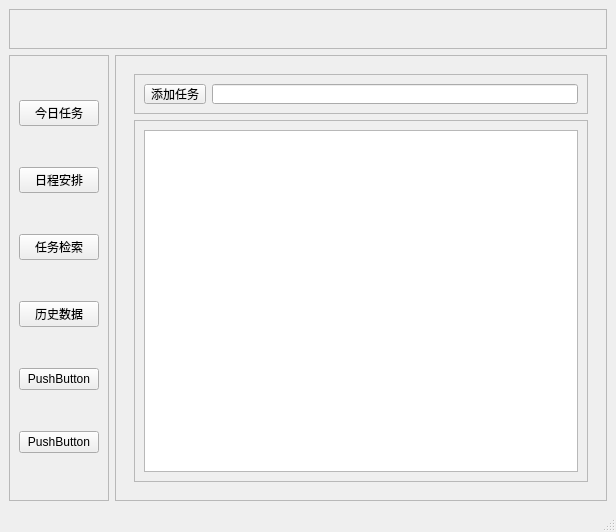
Qt form pro/untitled.ui (cjj826/BUAA_2022_Python_XHZZ) before a commit.
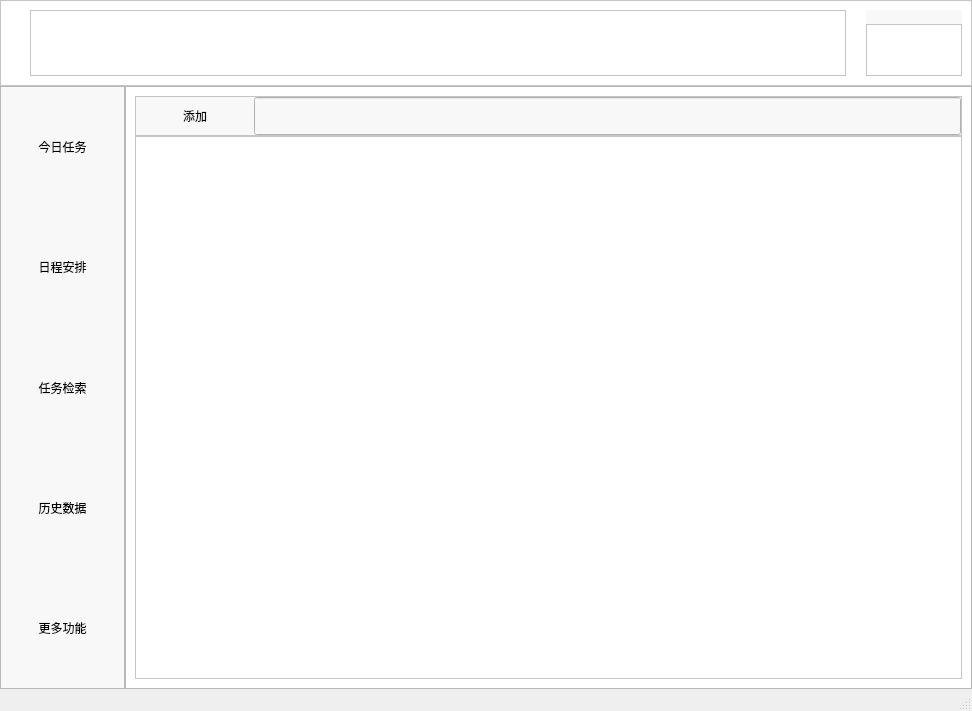
The same form after that commit. The open tabs and pages were chosen to show the change. Icons and pictures are not drawn.

```diff
--- a/pro/untitled.ui
+++ b/pro/untitled.ui
@@ -6,21 +6,42 @@
    <rect>
     <x>0</x>
     <y>0</y>
-    <width>616</width>
-    <height>532</height>
+    <width>972</width>
+    <height>711</height>
    </rect>
   </property>
+  <property name="sizePolicy">
+   <sizepolicy hsizetype="Expanding" vsizetype="Expanding">
+    <horstretch>0</horstretch>
+    <verstretch>0</verstretch>
+   </sizepolicy>
+  </property>
   <property name="windowTitle">
    <string>MainWindow</string>
   </property>
   <widget class="QWidget" name="centralwidget">
    <layout class="QHBoxLayout" name="horizontalLayout_2">
+    <property name="leftMargin">
+     <number>0</number>
+    </property>
+    <property name="topMargin">
+     <number>0</number>
+    </property>
+    <property name="rightMargin">
+     <number>0</number>
+    </property>
+    <property name="bottomMargin">
+     <number>0</number>
+    </property>
     <item>
-     <layout class="QVBoxLayout" name="verticalLayout">
+     <layout class="QVBoxLayout" name="verticalLayout" stretch="1,7">
+      <property name="spacing">
+       <number>0</number>
+      </property>
       <item>
        <widget class="QFrame" name="frame_3">
         <property name="sizePolicy">
-         <sizepolicy hsizetype="Expanding" vsizetype="Preferred">
+         <sizepolicy hsizetype="Expanding" vsizetype="Expanding">
           <horstretch>0</horstretch>
           <verstretch>0</verstretch>
          </sizepolicy>
@@ -34,19 +55,242 @@
         <property name="maximumSize">
          <size>
           <width>16777215</width>
-          <height>40</height>
+          <height>100</height>
          </size>
         </property>
+        <property name="autoFillBackground">
+         <bool>false</bool>
+        </property>
+        <property name="styleSheet">
+         <string notr="true">background-color: rgb(255, 255, 255);</string>
+        </property>
         <property name="frameShape">
          <enum>QFrame::StyledPanel</enum>
         </property>
         <property name="frameShadow">
          <enum>QFrame::Raised</enum>
         </property>
+        <layout class="QHBoxLayout" name="horizontalLayout_10">
+         <item>
+          <layout class="QHBoxLayout" name="horizontalLayout_9" stretch="1,40,1,1">
+           <property name="spacing">
+            <number>0</number>
+           </property>
+           <item>
+            <widget class="QLabel" name="label_5">
+             <property name="sizePolicy">
+              <sizepolicy hsizetype="Expanding" vsizetype="Expanding">
+               <horstretch>0</horstretch>
+               <verstretch>0</verstretch>
+              </sizepolicy>
+             </property>
+             <property name="maximumSize">
+              <size>
+               <width>200</width>
+               <height>100</height>
+              </size>
+             </property>
+             <property name="text">
+              <string/>
+             </property>
+             <property name="pixmap">
+              <pixmap>../res/logo-1.png</pixmap>
+             </property>
+             <property name="scaledContents">
+              <bool>true</bool>
+             </property>
+            </widget>
+           </item>
+           <item>
+            <widget class="QFrame" name="frame_10">
+             <property name="frameShape">
+              <enum>QFrame::StyledPanel</enum>
+             </property>
+             <property name="frameShadow">
+              <enum>QFrame::Raised</enum>
+             </property>
+            </widget>
+           </item>
+           <item>
+            <widget class="QLabel" name="label_6">
+             <property name="enabled">
+              <bool>true</bool>
+             </property>
+             <property name="sizePolicy">
+              <sizepolicy hsizetype="Expanding" vsizetype="Expanding">
+               <horstretch>0</horstretch>
+               <verstretch>0</verstretch>
+              </sizepolicy>
+             </property>
+             <property name="minimumSize">
+              <size>
+               <width>0</width>
+               <height>0</height>
+              </size>
+             </property>
+             <property name="maximumSize">
+              <size>
+               <width>300</width>
+               <height>100</height>
+              </size>
+             </property>
+             <property name="mouseTracking">
+              <bool>false</bool>
+             </property>
+             <property name="toolTipDuration">
+              <number>-1</number>
+             </property>
+             <property name="text">
+              <string/>
+             </property>
+             <property name="pixmap">
+              <pixmap>../res/胡歌2.png</pixmap>
+             </property>
+             <property name="scaledContents">
+              <bool>true</bool>
+             </property>
+            </widget>
+           </item>
+           <item>
+            <layout class="QVBoxLayout" name="verticalLayout_8" stretch="1,5">
+             <item>
+              <layout class="QHBoxLayout" name="horizontalLayout_8">
+               <item>
+                <widget class="QPushButton" name="pushButton_6">
+                 <property name="sizePolicy">
+                  <sizepolicy hsizetype="Expanding" vsizetype="Expanding">
+                   <horstretch>0</horstretch>
+                   <verstretch>0</verstretch>
+                  </sizepolicy>
+                 </property>
+                 <property name="maximumSize">
+                  <size>
+                   <width>16777215</width>
+                   <height>100</height>
+                  </size>
+                 </property>
+                 <property name="styleSheet">
+                  <string notr="true">QPushButton{
+	font-family:微软雅黑;
+	background-color: rgb(248, 248, 248);
+	border: none;
+}
+QPushButton:hover{
+	font-family:微软雅黑;
+	background-color: rgb(233, 237, 238);
+	border: none;
+}
+QPushButton:pressed{
+	font-family:微软雅黑;
+	background-color: rgb(233, 237, 238);
+	border: none;
+}
+</string>
+                 </property>
+                 <property name="text">
+                  <string/>
+                 </property>
+                 <property name="icon">
+                  <iconset>
+                   <normaloff>../res/窗口最小化.png</normaloff>../res/窗口最小化.png</iconset>
+                 </property>
+                </widget>
+               </item>
+               <item>
+                <widget class="QPushButton" name="pushButton_7">
+                 <property name="sizePolicy">
+                  <sizepolicy hsizetype="Expanding" vsizetype="Expanding">
+                   <horstretch>0</horstretch>
+                   <verstretch>0</verstretch>
+                  </sizepolicy>
+                 </property>
+                 <property name="styleSheet">
+                  <string notr="true">QPushButton{
+	font-family:微软雅黑;
+	background-color: rgb(248, 248, 248);
+	border: none;
+}
+QPushButton:hover{
+	font-family:微软雅黑;
+	background-color: rgb(233, 237, 238);
+	border: none;
+}
+QPushButton:pressed{
+	font-family:微软雅黑;
+	background-color: rgb(233, 237, 238);
+	border: none;
+}</string>
+                 </property>
+                 <property name="text">
+                  <string/>
+                 </property>
+                 <property name="icon">
+                  <iconset>
+                   <normaloff>../res/窗口最大化.png</normaloff>../res/窗口最大化.png</iconset>
+                 </property>
+                </widget>
+               </item>
+               <item>
+                <widget class="QPushButton" name="pushButton_8">
+                 <property name="sizePolicy">
+                  <sizepolicy hsizetype="Expanding" vsizetype="Expanding">
+                   <horstretch>0</horstretch>
+                   <verstretch>0</verstretch>
+                  </sizepolicy>
+                 </property>
+                 <property name="styleSheet">
+                  <string notr="true">QPushButton{
+	font-family:微软雅黑;
+	background-color: rgb(248, 248, 248);
+	border: none;
+}
+QPushButton:hover{
+	font-family:微软雅黑;
+	background-color: rgb(233, 237, 238);
+	border: none;
+}
+QPushButton:pressed{
+	font-family:微软雅黑;
+	background-color: rgb(233, 237, 238);
+	border: none;
+}</string>
+                 </property>
+                 <property name="text">
+                  <string/>
+                 </property>
+                 <property name="icon">
+                  <iconset>
+                   <normaloff>../res/退出.png</normaloff>../res/退出.png</iconset>
+                 </property>
+                </widget>
+               </item>
+              </layout>
+             </item>
+             <item>
+              <widget class="QFrame" name="frame_11">
+               <property name="frameShape">
+                <enum>QFrame::StyledPanel</enum>
+               </property>
+               <property name="frameShadow">
+                <enum>QFrame::Raised</enum>
+               </property>
+              </widget>
+             </item>
+            </layout>
+           </item>
+          </layout>
+         </item>
+        </layout>
        </widget>
       </item>
       <item>
-       <layout class="QHBoxLayout" name="horizontalLayout">
+       <layout class="QHBoxLayout" name="horizontalLayout" stretch="0,0">
+        <property name="spacing">
+         <number>0</number>
+        </property>
+        <property name="sizeConstraint">
+         <enum>QLayout::SetNoConstraint</enum>
+        </property>
         <property name="topMargin">
          <number>0</number>
         </property>
@@ -54,7 +298,7 @@
          <widget class="QFrame" name="frame">
           <property name="sizePolicy">
            <sizepolicy hsizetype="Expanding" vsizetype="Expanding">
-            <horstretch>1</horstretch>
+            <horstretch>2</horstretch>
             <verstretch>0</verstretch>
            </sizepolicy>
           </property>
@@ -66,7 +310,7 @@
           </property>
           <property name="maximumSize">
            <size>
-            <width>100</width>
+            <width>125</width>
             <height>16777215</height>
            </size>
           </property>
@@ -77,47 +321,198 @@
            <enum>QFrame::Raised</enum>
           </property>
           <layout class="QHBoxLayout" name="horizontalLayout_3">
+           <property name="spacing">
+            <number>0</number>
+           </property>
+           <property name="leftMargin">
+            <number>0</number>
+           </property>
+           <property name="topMargin">
+            <number>0</number>
+           </property>
+           <property name="rightMargin">
+            <number>0</number>
+           </property>
+           <property name="bottomMargin">
+            <number>0</number>
+           </property>
            <item>
             <layout class="QVBoxLayout" name="verticalLayout_2">
+             <property name="spacing">
+              <number>0</number>
+             </property>
              <item>
               <widget class="QPushButton" name="pushButton">
+               <property name="sizePolicy">
+                <sizepolicy hsizetype="Expanding" vsizetype="Expanding">
+                 <horstretch>0</horstretch>
+                 <verstretch>0</verstretch>
+                </sizepolicy>
+               </property>
+               <property name="styleSheet">
+                <string notr="true">QPushButton{
+	font-family:微软雅黑;
+	background-color: rgb(248, 248, 248);
+	border: none;
+}
+QPushButton:hover{
+	font-family:微软雅黑;
+	background-color: rgb(233, 237, 238);
+	border: none;
+}
+QPushButton:pressed{
+	font-family:微软雅黑;
+	background-color: rgb(233, 237, 238);
+	border: none;
+}
+</string>
+               </property>
                <property name="text">
                 <string>今日任务</string>
                </property>
+               <property name="icon">
+                <iconset>
+                 <normaloff>../res/sun.png</normaloff>../res/sun.png</iconset>
+               </property>
               </widget>
              </item>
              <item>
               <widget class="QPushButton" name="pushButton_2">
+               <property name="sizePolicy">
+                <sizepolicy hsizetype="Expanding" vsizetype="Expanding">
+                 <horstretch>0</horstretch>
+                 <verstretch>0</verstretch>
+                </sizepolicy>
+               </property>
+               <property name="styleSheet">
+                <string notr="true">QPushButton{
+	font-family:微软雅黑;
+	background-color: rgb(248, 248, 248);
+	border: none;
+}
+QPushButton:hover{
+	font-family:微软雅黑;
+	background-color: rgb(233, 237, 238);
+	border: none;
+}
+QPushButton:pressed{
+	font-family:微软雅黑;
+	background-color: rgb(233, 237, 238);
+	border: none;
+}
+</string>
+               </property>
                <property name="text">
                 <string>日程安排</string>
                </property>
+               <property name="icon">
+                <iconset>
+                 <normaloff>../res/日历.png</normaloff>../res/日历.png</iconset>
+               </property>
               </widget>
              </item>
              <item>
               <widget class="QPushButton" name="pushButton_3">
+               <property name="sizePolicy">
+                <sizepolicy hsizetype="Expanding" vsizetype="Expanding">
+                 <horstretch>0</horstretch>
+                 <verstretch>0</verstretch>
+                </sizepolicy>
+               </property>
+               <property name="styleSheet">
+                <string notr="true">QPushButton{
+	font-family:微软雅黑;
+	background-color: rgb(248, 248, 248);
+	border: none;
+}
+QPushButton:hover{
+	font-family:微软雅黑;
+	background-color: rgb(233, 237, 238);
+	border: none;
+}
+QPushButton:pressed{
+	font-family:微软雅黑;
+	background-color: rgb(233, 237, 238);
+	border: none;
+}
+</string>
+               </property>
                <property name="text">
                 <string>任务检索</string>
                </property>
+               <property name="icon">
+                <iconset>
+                 <normaloff>../res/搜索类目-fill.png</normaloff>../res/搜索类目-fill.png</iconset>
+               </property>
               </widget>
              </item>
              <item>
               <widget class="QPushButton" name="pushButton_4">
+               <property name="sizePolicy">
+                <sizepolicy hsizetype="Expanding" vsizetype="Expanding">
+                 <horstretch>0</horstretch>
+                 <verstretch>0</verstretch>
+                </sizepolicy>
+               </property>
+               <property name="styleSheet">
+                <string notr="true">QPushButton{
+	font-family:微软雅黑;
+	background-color: rgb(248, 248, 248);
+	border: none;
+}
+QPushButton:hover{
+	font-family:微软雅黑;
+	background-color: rgb(233, 237, 238);
+	border: none;
+}
+QPushButton:pressed{
+	font-family:微软雅黑;
+	background-color: rgb(233, 237, 238);
+	border: none;
+}
+</string>
+               </property>
                <property name="text">
                 <string>历史数据</string>
                </property>
-              </widget>
-             </item>
-             <item>
-              <widget class="QPushButton" name="pushButton_6">
-               <property name="text">
-                <string>PushButton</string>
+               <property name="icon">
+                <iconset>
+                 <normaloff>../res/历史数据.png</normaloff>../res/历史数据.png</iconset>
                </property>
               </widget>
              </item>
              <item>
               <widget class="QPushButton" name="pushButton_5">
+               <property name="sizePolicy">
+                <sizepolicy hsizetype="Expanding" vsizetype="Expanding">
+                 <horstretch>0</horstretch>
+                 <verstretch>0</verstretch>
+                </sizepolicy>
+               </property>
+               <property name="styleSheet">
+                <string notr="true">QPushButton{
+	font-family:微软雅黑;
+	background-color: rgb(248, 248, 248);
+	border: none;
+}
+QPushButton:hover{
+	font-family:微软雅黑;
+	background-color: rgb(233, 237, 238);
+	border: none;
+}
+QPushButton:pressed{
+	font-family:微软雅黑;
+	background-color: rgb(233, 237, 238);
+	border: none;
+}
+</string>
+               </property>
                <property name="text">
-                <string>PushButton</string>
+                <string>更多功能</string>
+               </property>
+               <property name="icon">
+                <iconset>
+                 <normaloff>../res/更多.png</normaloff>../res/更多.png</iconset>
                </property>
               </widget>
              </item>
@@ -130,7 +525,7 @@
          <widget class="QFrame" name="frame_2">
           <property name="sizePolicy">
            <sizepolicy hsizetype="Expanding" vsizetype="Expanding">
-            <horstretch>5</horstretch>
+            <horstretch>3</horstretch>
             <verstretch>0</verstretch>
            </sizepolicy>
           </property>
@@ -141,15 +536,54 @@
            <enum>QFrame::Raised</enum>
           </property>
           <layout class="QHBoxLayout" name="horizontalLayout_4">
+           <property name="spacing">
+            <number>0</number>
+           </property>
+           <property name="sizeConstraint">
+            <enum>QLayout::SetNoConstraint</enum>
+           </property>
+           <property name="leftMargin">
+            <number>0</number>
+           </property>
+           <property name="topMargin">
+            <number>0</number>
+           </property>
+           <property name="rightMargin">
+            <number>0</number>
+           </property>
+           <property name="bottomMargin">
+            <number>0</number>
+           </property>
            <item>
             <widget class="QStackedWidget" name="stackedWidget">
+             <property name="sizePolicy">
+              <sizepolicy hsizetype="Expanding" vsizetype="Expanding">
+               <horstretch>0</horstretch>
+               <verstretch>0</verstretch>
+              </sizepolicy>
+             </property>
+             <property name="styleSheet">
+              <string notr="true">background-color:rgb(255, 255, 255)</string>
+             </property>
+             <property name="lineWidth">
+              <number>0</number>
+             </property>
              <property name="currentIndex">
-              <number>2</number>
+              <number>0</number>
              </property>
              <widget class="QWidget" name="page">
               <layout class="QHBoxLayout" name="horizontalLayout_5">
                <item>
                 <layout class="QVBoxLayout" name="verticalLayout_3">
+                 <property name="spacing">
+                  <number>0</number>
+                 </property>
+                 <property name="sizeConstraint">
+                  <enum>QLayout::SetNoConstraint</enum>
+                 </property>
+                 <property name="bottomMargin">
+                  <number>0</number>
+                 </property>
                  <item>
                   <widget class="QFrame" name="frame_4">
                    <property name="minimumSize">
@@ -170,16 +604,69 @@
                    <property name="frameShadow">
                     <enum>QFrame::Raised</enum>
                    </property>
-                   <layout class="QHBoxLayout" name="horizontalLayout_6">
+                   <layout class="QHBoxLayout" name="horizontalLayout_6" stretch="1,6">
+                    <property name="spacing">
+                     <number>0</number>
+                    </property>
+                    <property name="leftMargin">
+                     <number>0</number>
+                    </property>
+                    <property name="topMargin">
+                     <number>0</number>
+                    </property>
+                    <property name="rightMargin">
+                     <number>0</number>
+                    </property>
+                    <property name="bottomMargin">
+                     <number>0</number>
+                    </property>
                     <item>
-                     <widget class="QToolButton" name="toolButton">
+                     <widget class="QPushButton" name="pushButton">
+                      <property name="sizePolicy">
+                       <sizepolicy hsizetype="Expanding" vsizetype="Expanding">
+                        <horstretch>0</horstretch>
+                        <verstretch>0</verstretch>
+                       </sizepolicy>
+                      </property>
+                      <property name="styleSheet">
+                       <string notr="true">QPushButton{
+	font-family:微软雅黑;
+	background-color: rgb(248, 248, 248);
+	border: none;
+}
+QPushButton:hover{
+	font-family:微软雅黑;
+	background-color: rgb(233, 237, 238);
+	border: none;
+}
+QPushButton:pressed{
+	font-family:微软雅黑;
+	background-color: rgb(233, 237, 238);
+	border: none;
+}
+</string>
+                      </property>
                       <property name="text">
-                       <string>添加任务</string>
+                       <string>添加</string>
+                      </property>
+                      <property name="icon">
+                       <iconset>
+                        <normaloff>../res/添加任务.png</normaloff>../res/添加任务.png</iconset>
                       </property>
                      </widget>
                     </item>
                     <item>
-                     <widget class="QLineEdit" name="lineEdit"/>
+                     <widget class="QLineEdit" name="lineEdit">
+                      <property name="sizePolicy">
+                       <sizepolicy hsizetype="Expanding" vsizetype="Expanding">
+                        <horstretch>0</horstretch>
+                        <verstretch>0</verstretch>
+                       </sizepolicy>
+                      </property>
+                      <property name="styleSheet">
+                       <string notr="true">background-color: rgb(248, 248, 248);</string>
+                      </property>
+                     </widget>
                     </item>
                    </layout>
                   </widget>
@@ -193,8 +680,27 @@
                     <enum>QFrame::Raised</enum>
                    </property>
                    <layout class="QHBoxLayout" name="horizontalLayout_7">
+                    <property name="spacing">
+                     <number>0</number>
+                    </property>
+                    <property name="leftMargin">
+                     <number>0</number>
+                    </property>
+                    <property name="topMargin">
+                     <number>0</number>
+                    </property>
+                    <property name="rightMargin">
+                     <number>0</number>
+                    </property>
+                    <property name="bottomMargin">
+                     <number>0</number>
+                    </property>
                     <item>
-                     <widget class="QListWidget" name="listWidget"/>
+                     <widget class="QListWidget" name="listWidget">
+                      <property name="styleSheet">
+                       <string notr="true">border:none</string>
+                      </property>
+                     </widget>
                     </item>
                    </layout>
                   </widget>
@@ -203,6 +709,7 @@
                </item>
               </layout>
              </widget>
+             <widget class="QWidget" name="page_5"/>
              <widget class="QWidget" name="page_2">
               <layout class="QGridLayout" name="gridLayout">
                <item row="0" column="1">
@@ -295,7 +802,6 @@
                </item>
               </layout>
              </widget>
-             <widget class="QWidget" name="page_3"/>
              <widget class="QWidget" name="page_4"/>
             </widget>
            </item>
@@ -313,8 +819,8 @@
     <rect>
      <x>0</x>
      <y>0</y>
-     <width>616</width>
-     <height>22</height>
+     <width>972</width>
+     <height>26</height>
     </rect>
    </property>
   </widget>
```
Left out of the diff: 72 changed lines with no effect on the pictures.
